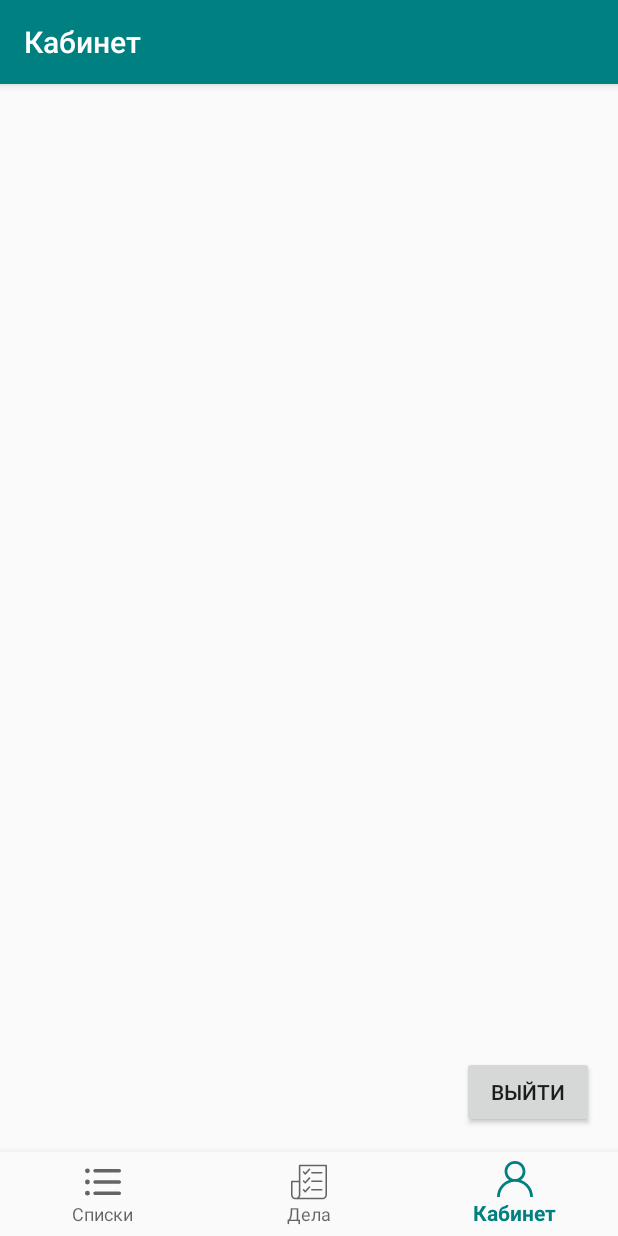
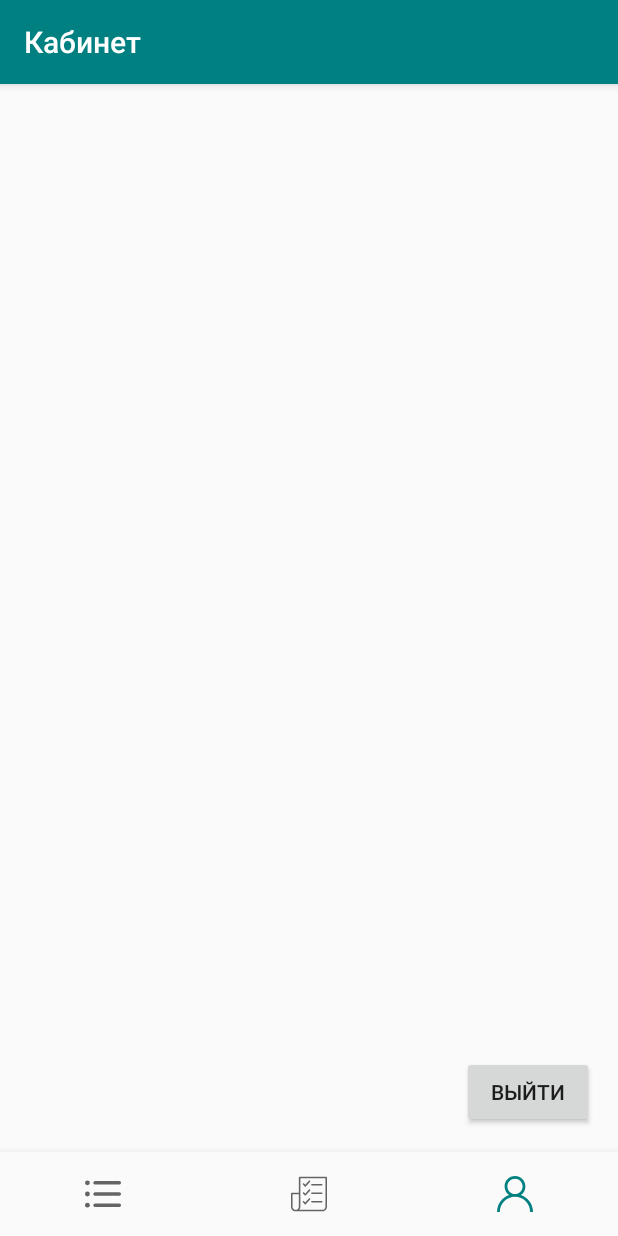
Before and after one commit to ksercs/AchieveMe, an Android app: the KabinetActivity screen opened directly, with no data from a screen before it, on a phone screen of 412 x 824 dp. Run offline under Robolectric (Android 15) with nearby library versions, the phone set to English and light mode, and no system bars.

Commit message:
labels removed

```diff
--- a/AchieveMe_Android/app/src/main/res/layout/bottom_navigation.xml
+++ b/AchieveMe_Android/app/src/main/res/layout/bottom_navigation.xml
@@ -11,4 +11,5 @@
     app:layout_constraintBottom_toBottomOf="parent"
     app:layout_constraintLeft_toLeftOf="parent"
     app:layout_constraintRight_toRightOf="parent"
-    app:menu="@menu/navigation" />
+    app:menu="@menu/navigation"
+    app:labelVisibilityMode="unlabeled"/>
--- a/AchieveMe_Android/app/src/main/res/menu/navigation.xml
+++ b/AchieveMe_Android/app/src/main/res/menu/navigation.xml
@@ -1,6 +1,6 @@
 <?xml version="1.0" encoding="utf-8"?>
-<menu xmlns:android="http://schemas.android.com/apk/res/android">
-
+<menu
+    xmlns:android="http://schemas.android.com/apk/res/android">
     <item
         android:id="@+id/navigation_home"
         android:icon="@drawable/list"
```
